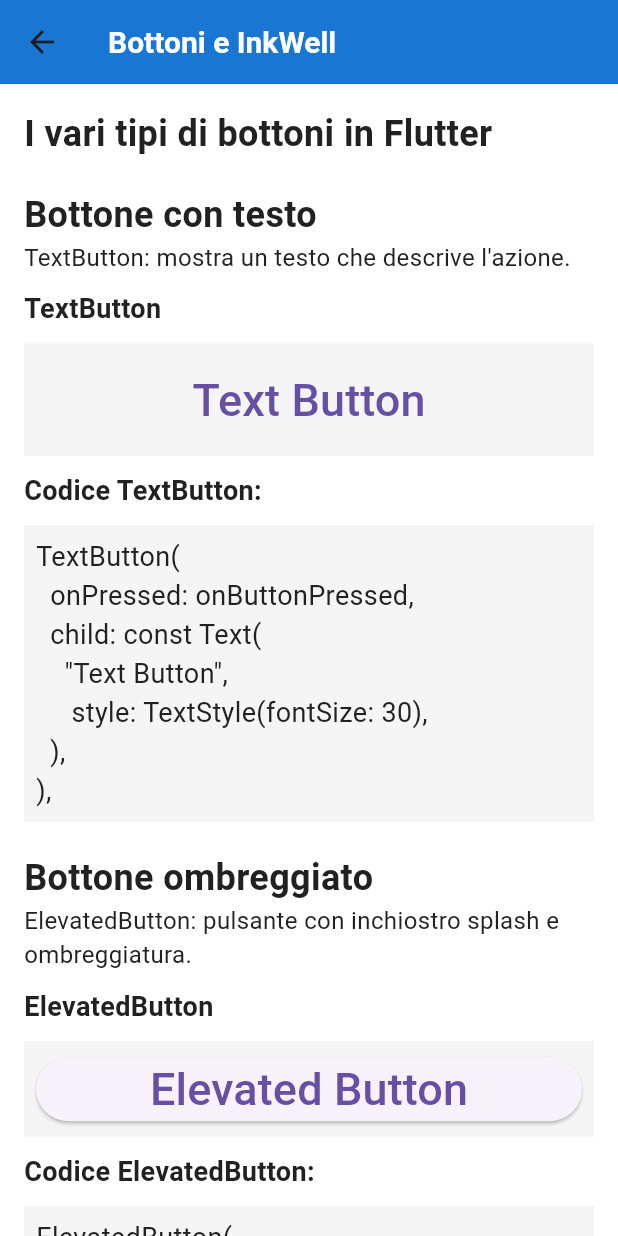
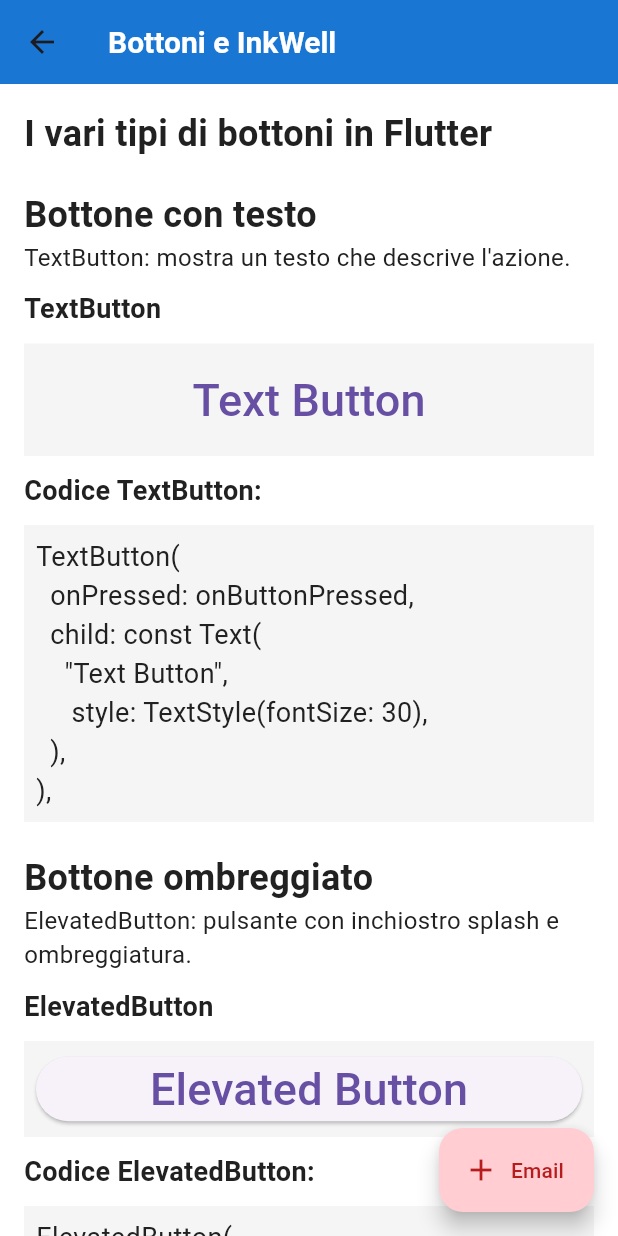
Before and after one commit to TheDollMaster98/flutter_tutorial, a Flutter app: the FlutterStartTutorial3 screen opened by its route, on a phone screen of 412 x 824 dp. Run offline on Flutter 3.47's test engine with Material 3 defaults, Android fonts, the light colour scheme and no system bars; missing offline and left inert: intro_flutter_0.

Commit message:
Aggiunto FAB

```diff
--- a/lib/flutter_start/flutter_start_tutorial_3_buttons/flutter_start_tutorial_3.dart
+++ b/lib/flutter_start/flutter_start_tutorial_3_buttons/flutter_start_tutorial_3.dart
@@ -172,8 +172,85 @@ InkWell(
   ),
 ),'''),
             ),
+            const SizedBox(height: 20),
+            // Sezione del FloatingActionButton
+            sectionTitle("FloatingActionButton"),
+            explanationText(
+              "Il `FloatingActionButton` (FAB) è un pulsante circolare che rappresenta l'azione principale della tua applicazione. "
+              "Il FAB è solitamente posizionato nella parte inferiore destra dello schermo usando la proprietà `floatingActionButton` dello `Scaffold`. "
+              "Questo pulsante è progettato per attirare l'attenzione e viene utilizzato per azioni principali come l'aggiunta di un nuovo elemento, l'invio di un messaggio, ecc.",
+            ),
+            const SizedBox(height: 10),
+            // Esempio di FloatingActionButton
+            propertyExample(
+              "FloatingActionButton",
+              FloatingActionButton(
+                onPressed: onButtonPressed,
+                child: const Icon(Icons.add),
+              ),
+            ),
+            const SizedBox(height: 10),
+            propertyExample(
+              "Codice FloatingActionButton:",
+              const Text('''
+FloatingActionButton(
+  onPressed: onButtonPressed,
+  child: const Icon(Icons.add),
+),'''),
+            ),
+            const SizedBox(height: 20),
+            // Spiegazione dell'uso di FloatingActionButton.extended
+            sectionTitle("FloatingActionButton Esteso"),
+            explanationText(
+              "Il `FloatingActionButton.extended` è una versione estesa del FAB, che consente di aggiungere un'etichetta di testo accanto all'icona. "
+              "Questo pulsante è utile quando vuoi che l'azione principale sia più descrittiva o quando vuoi offrire più contesto sull'azione che verrà eseguita.",
+            ),
+            const SizedBox(height: 10),
+            // Esempio di FloatingActionButton.extended
+            propertyExample(
+              "FloatingActionButton.extended",
+              FloatingActionButton.extended(
+                backgroundColor: Colors.red.shade100,
+                foregroundColor: Colors.red.shade900,
+                splashColor: Colors.red.shade200,
+                icon: const Icon(Icons.add),
+                label: const Text("Email"),
+                onPressed: onButtonPressed,
+              ),
+            ),
+            const SizedBox(height: 10),
+            propertyExample(
+              "Codice FloatingActionButton.extended:",
+              const Text('''
+ return Scaffold(
+      appBar: AppBar(
+        title: Text("FAB"),
+        centerTitle: true,
+      ),
+      body: Center(
+        child: Text("Empty."),
+      ),
+      floatingActionButton: FloatingActionButton.extended(
+        backgroundColor: Colors.red.shade100,
+        foregroundColor: Colors.red.shade900,
+        splashColor: Colors.red.shade200,
+        icon: Icon(Icons.add),
+        label: Text("Email"),
+        onPressed: () {},
+      ),
+    );'''),
+            ),
           ],
         ),
+      ),
+      // Posizionamento del FloatingActionButton
+      floatingActionButton: FloatingActionButton.extended(
+        backgroundColor: Colors.red.shade100,
+        foregroundColor: Colors.red.shade900,
+        splashColor: Colors.red.shade200,
+        icon: const Icon(Icons.add),
+        label: const Text("Email"),
+        onPressed: onButtonPressed,
       ),
     );
   }
```
